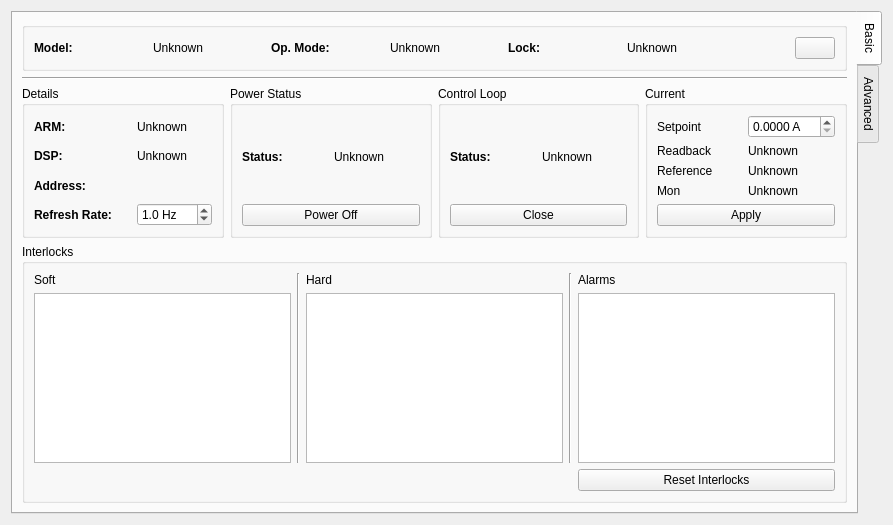
Old version of the form src/pemi/ui/basic.ui in the repository cnpem-emi/pemi.
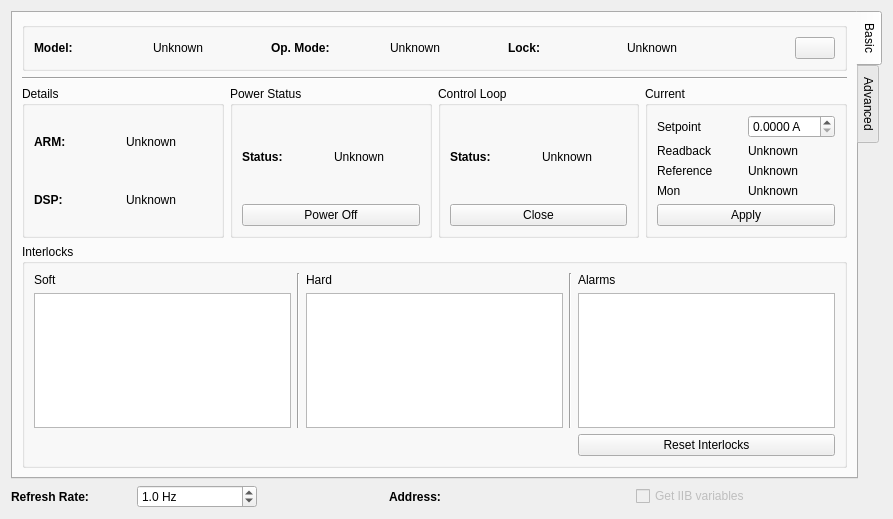
New version of the form. The open tabs and pages were chosen to show the change. Custom widgets are drawn as their Qt base class.

```diff
--- a/src/pemi/ui/basic.ui
+++ b/src/pemi/ui/basic.ui
@@ -7,7 +7,7 @@
     <x>0</x>
     <y>0</y>
     <width>893</width>
-    <height>525</height>
+    <height>519</height>
    </rect>
   </property>
   <property name="windowTitle">
@@ -16,8 +16,21 @@
   <property name="statusTip">
    <string/>
   </property>
-  <layout class="QGridLayout" name="gridLayout">
-   <item row="1" column="0">
+  <layout class="QGridLayout" name="gridLayout" columnstretch="1,1,1,2,2,0">
+   <item row="3" column="1">
+    <widget class="QDoubleSpinBox" name="refreshBox">
+     <property name="suffix">
+      <string> Hz</string>
+     </property>
+     <property name="decimals">
+      <number>1</number>
+     </property>
+     <property name="value">
+      <double>1.000000000000000</double>
+     </property>
+    </widget>
+   </item>
+   <item row="1" column="0" colspan="6">
     <widget class="QTabWidget" name="tabWidget">
      <property name="tabPosition">
       <enum>QTabWidget::East</enum>
@@ -168,23 +181,6 @@
             </property>
            </widget>
           </item>
-          <item row="3" column="1" colspan="3">
-           <layout class="QHBoxLayout" name="addressLayout">
-            <item>
-             <widget class="QLabel" name="label_13">
-              <property name="font">
-               <font>
-                <weight>75</weight>
-                <bold>true</bold>
-               </font>
-              </property>
-              <property name="text">
-               <string>Address:</string>
-              </property>
-             </widget>
-            </item>
-           </layout>
-          </item>
           <item row="0" column="3">
            <widget class="QLabel" name="armVerLabel">
             <property name="text">
@@ -192,32 +188,6 @@
             </property>
            </widget>
           </item>
-          <item row="4" column="1">
-           <widget class="QLabel" name="label_14">
-            <property name="font">
-             <font>
-              <weight>75</weight>
-              <bold>true</bold>
-             </font>
-            </property>
-            <property name="text">
-             <string>Refresh Rate:</string>
-            </property>
-           </widget>
-          </item>
-          <item row="4" column="3">
-           <widget class="QDoubleSpinBox" name="refreshBox">
-            <property name="suffix">
-             <string> Hz</string>
-            </property>
-            <property name="decimals">
-             <number>1</number>
-            </property>
-            <property name="value">
-             <double>1.000000000000000</double>
-            </property>
-           </widget>
-          </item>
          </layout>
         </widget>
        </item>
@@ -545,8 +515,75 @@
      </widget>
     </widget>
    </item>
+   <item row="3" column="0">
+    <widget class="QLabel" name="label_14">
+     <property name="font">
+      <font>
+       <weight>75</weight>
+       <bold>true</bold>
+      </font>
+     </property>
+     <property name="text">
+      <string>Refresh Rate:</string>
+     </property>
+    </widget>
+   </item>
+   <item row="3" column="2">
+    <spacer name="horizontalSpacer_2">
+     <property name="orientation">
+      <enum>Qt::Horizontal</enum>
+     </property>
+     <property name="sizeHint" stdset="0">
+      <size>
+       <width>40</width>
+       <height>20</height>
+      </size>
+     </property>
+    </spacer>
+   </item>
+   <item row="3" column="3">
+    <layout class="QHBoxLayout" name="addressLayout">
+     <item>
+      <widget class="QLabel" name="label_13">
+       <property name="font">
+        <font>
+         <weight>75</weight>
+         <bold>true</bold>
+        </font>
+       </property>
+       <property name="text">
+        <string>Address:</string>
+       </property>
+      </widget>
+     </item>
+    </layout>
+   </item>
+   <item row="3" column="4">
+    <widget class="QCheckBox" name="allVarCheckbox">
+     <property name="enabled">
+      <bool>false</bool>
+     </property>
+     <property name="toolTip">
+      <string>Get values for all variables applicable to this power supply. May result in longer fetch times.</string>
+     </property>
+     <property name="toolTipDuration">
+      <number>3</number>
+     </property>
+     <property name="text">
+      <string>Get IIB variables</string>
+     </property>
+    </widget>
+   </item>
   </layout>
  </widget>
+ <customwidgets>
+  <customwidget>
+   <class>PlotWidget</class>
+   <extends>QWidget</extends>
+   <header>pyqtgraph</header>
+   <container>1</container>
+  </customwidget>
+ </customwidgets>
  <resources/>
  <connections/>
 </ui>
```
Left out of the diff: 20 changed lines with no effect on the pictures.
